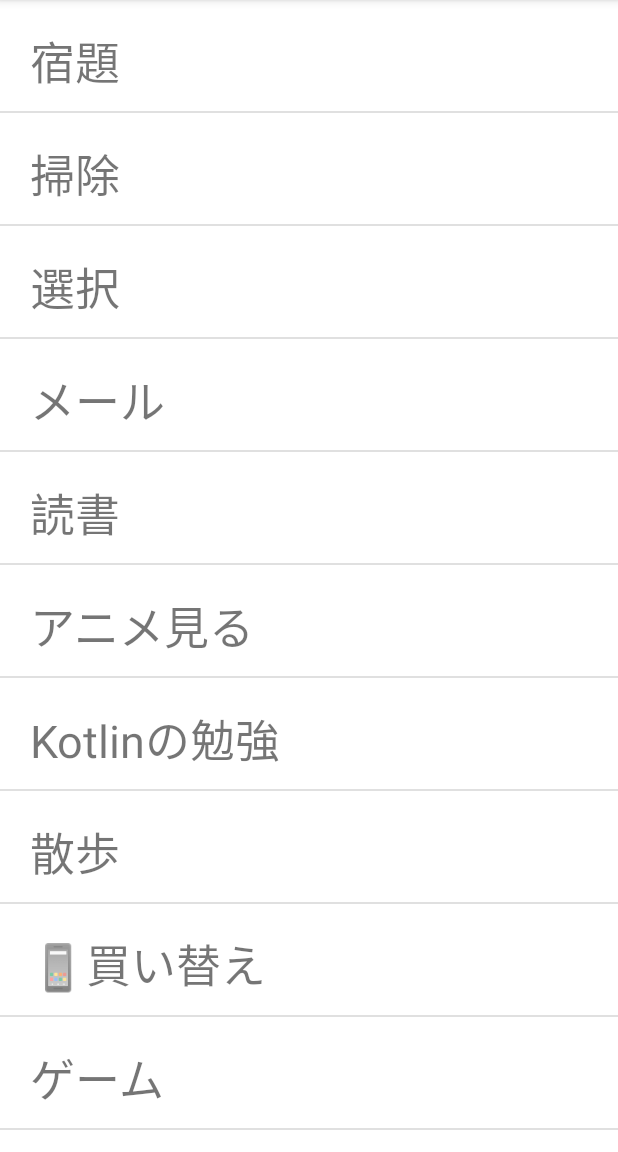
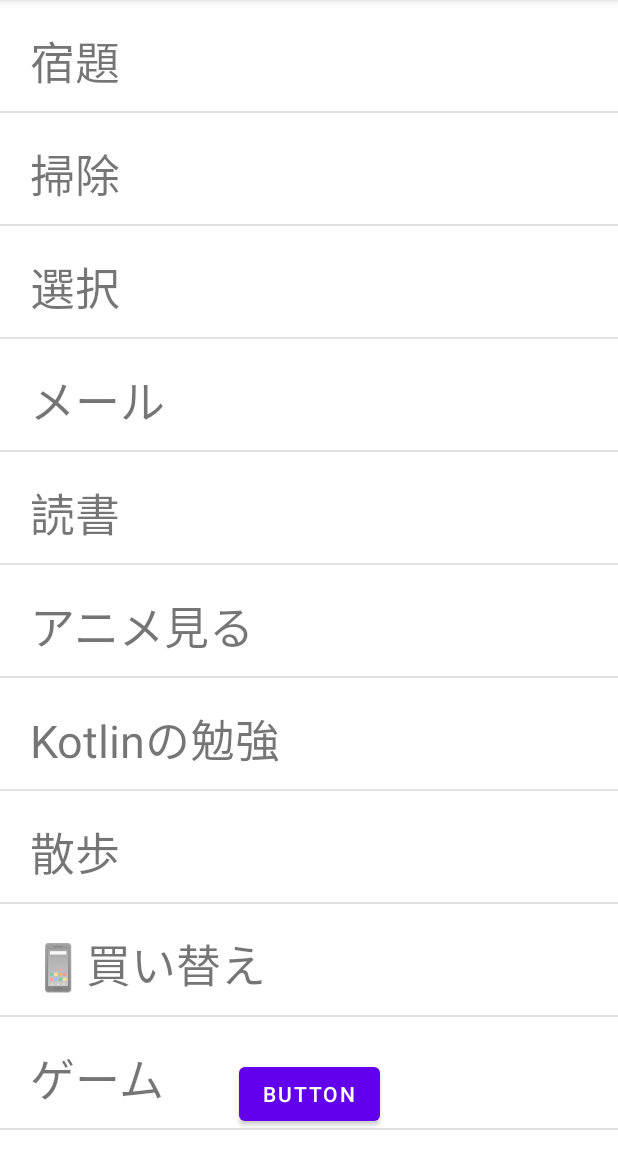
Before and after one commit to tatsuya-ss/RecyclerViewPractice, an Android app: the screen it shows after launch (MainActivity), on a phone screen of 412 x 824 dp, the part 84-1236 px from its top. Run offline under Robolectric (Android 15) with nearby library versions, the phone set to English and light mode, and no system bars; 3 statements that could not run were skipped.

Commit message:
RecyclerView更新処理

```diff
--- a/app/src/main/java/com/example/recyclerviewpractice/MainActivity.kt
+++ b/app/src/main/java/com/example/recyclerviewpractice/MainActivity.kt
@@ -5,12 +5,14 @@ import android.os.Bundle
 import androidx.recyclerview.widget.DividerItemDecoration
 import androidx.recyclerview.widget.LinearLayoutManager
 import androidx.recyclerview.widget.RecyclerView
+import com.example.recyclerviewpractice.databinding.ActivityMainBinding
 
 class MainActivity : AppCompatActivity() {
 
+    private lateinit var binding: ActivityMainBinding
     private lateinit var recyclerView: RecyclerView
 
-    val todoList = listOf(
+    var todoList = listOf(
         "宿題", "掃除",
         "選択", "メール",
         "読書", "アニメ見る",
@@ -21,7 +23,14 @@ class MainActivity : AppCompatActivity() {
     override fun onCreate(savedInstanceState: Bundle?) {
         super.onCreate(savedInstanceState)
         setContentView(R.layout.activity_main)
+        setupBinding()
+        setupButton()
         setupRecyclerView()
+    }
+
+    private fun setupBinding() {
+        binding = ActivityMainBinding.inflate(layoutInflater)
+        setContentView(binding.root)
     }
 
     private fun setupRecyclerView() {
@@ -34,4 +43,14 @@ class MainActivity : AppCompatActivity() {
         recyclerView.addItemDecoration(dividerItemDecoration)
     }
 
+    private fun setupButton() {
+        binding.addButton.setOnClickListener {
+            todoList += "サッカー"
+            println(todoList)
+            val adapter = recyclerView.adapter as ToDoAdapter
+            adapter.setList(todoList)
+            adapter.notifyDataSetChanged()
+        }
+    }
+
 }
--- a/app/src/main/java/com/example/recyclerviewpractice/ToDoAdapter.kt
+++ b/app/src/main/java/com/example/recyclerviewpractice/ToDoAdapter.kt
@@ -4,7 +4,7 @@ import android.view.LayoutInflater
 import android.view.ViewGroup
 import androidx.recyclerview.widget.RecyclerView
 
-class ToDoAdapter(private val list: List<String>): RecyclerView.Adapter<ViewHolderList>() {
+class ToDoAdapter(private var list: List<String>): RecyclerView.Adapter<ViewHolderList>() {
 
     // レイアウト生成
     override fun onCreateViewHolder(parent: ViewGroup, viewType: Int): ViewHolderList {
@@ -24,4 +24,8 @@ class ToDoAdapter(private val list: List<String>): RecyclerView.Adapter<ViewHold
         return list.size
     }
 
+    fun setList(list: List<String>) {
+        this.list = list
+    }
+
 }
--- a/app/src/main/res/layout/activity_main.xml
+++ b/app/src/main/res/layout/activity_main.xml
@@ -1,12 +1,26 @@
 <?xml version="1.0" encoding="utf-8"?>
-<LinearLayout
-    xmlns:android="http://schemas.android.com/apk/res/android"
+<androidx.constraintlayout.widget.ConstraintLayout xmlns:android="http://schemas.android.com/apk/res/android"
+    xmlns:app="http://schemas.android.com/apk/res-auto"
+    xmlns:tools="http://schemas.android.com/tools"
+    android:id="@+id/linearLayout"
     android:layout_width="match_parent"
     android:layout_height="match_parent">
 
+    <Button
+        android:id="@+id/addButton"
+        android:layout_width="wrap_content"
+        android:layout_height="wrap_content"
+        android:text="Button"
+        app:layout_constraintBottom_toBottomOf="@+id/RecyclerList"
+        app:layout_constraintEnd_toEndOf="parent"
+        app:layout_constraintStart_toStartOf="parent" />
+
     <androidx.recyclerview.widget.RecyclerView
         android:id="@+id/RecyclerList"
-        android:layout_width="match_parent"
-        android:layout_height="match_parent"/>
+        android:layout_width="0dp"
+        android:layout_height="wrap_content"
+        app:layout_constraintEnd_toEndOf="parent"
+        app:layout_constraintStart_toStartOf="parent"
+        app:layout_constraintTop_toTopOf="parent" />
 
-</LinearLayout>
+</androidx.constraintlayout.widget.ConstraintLayout>
```
